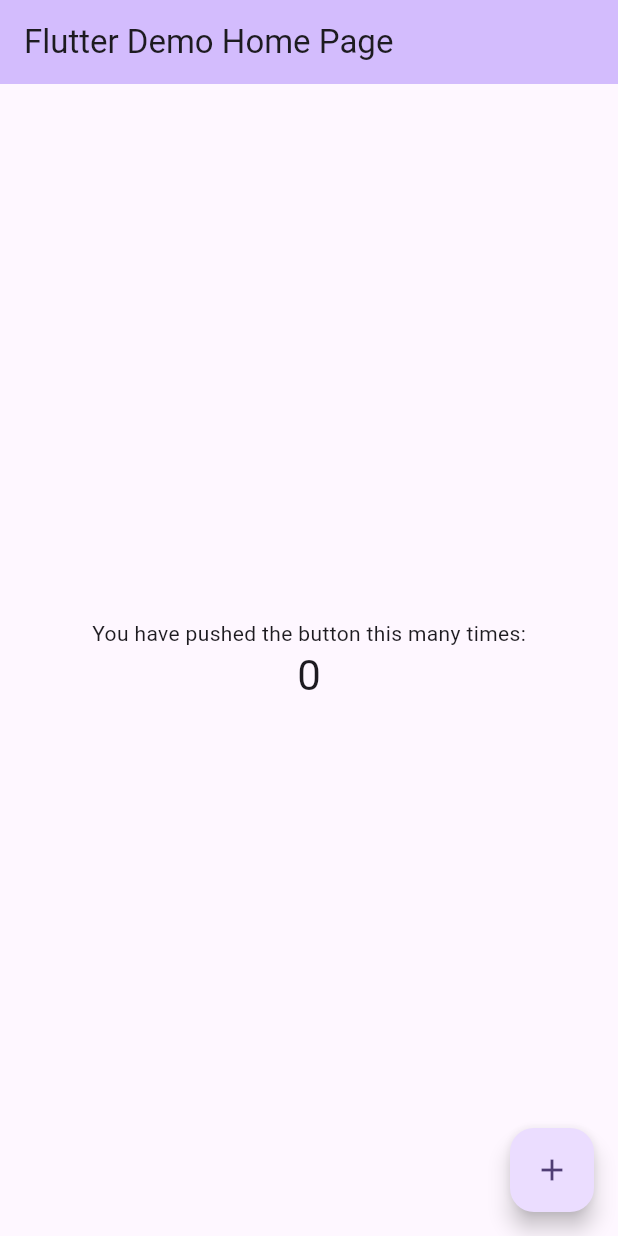
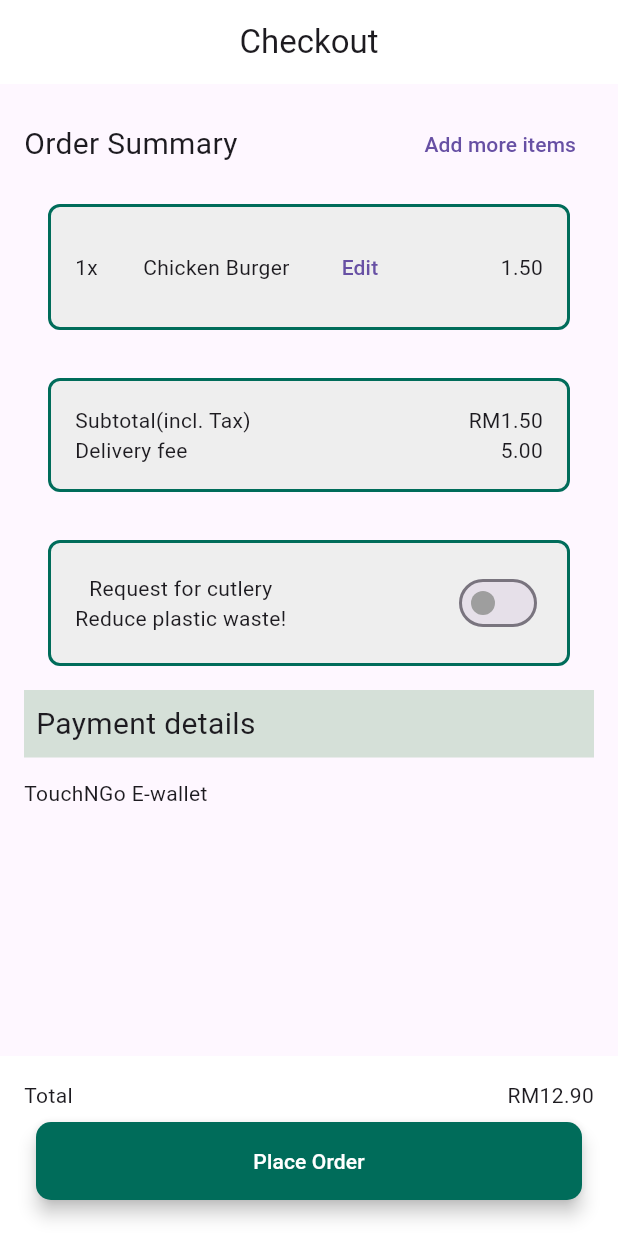
Before and after one commit to MarcusMQF/Food-System-App, a Flutter app: the screen it shows after launch, on a phone screen of 412 x 824 dp. Run offline on Flutter 3.47's test engine with Material 3 defaults, Android fonts, the phone set to English and light mode, and no system bars; our stand-ins replace flutter_svg.

Commit message:
add checkout page with basic layout

```diff
--- a/lib/main.dart
+++ b/lib/main.dart
@@ -1,5 +1,5 @@
 import 'package:flutter/material.dart';
-
+import 'pages/checkout.dart';
 void main() {
   runApp(const MyApp());
 }
@@ -10,116 +10,9 @@ class MyApp extends StatelessWidget {
   // This widget is the root of your application.
   @override
   Widget build(BuildContext context) {
-    return MaterialApp(
-      title: 'Flutter Demo',
-      theme: ThemeData(
-        // This is the theme of your application.
-        //
-        // TRY THIS: Try running your application with "flutter run". You'll see
-        // the application has a purple toolbar. Then, without quitting the app,
-        // try changing the seedColor in the colorScheme below to Colors.green
-        // and then invoke "hot reload" (save your changes or press the "hot
-        // reload" button in a Flutter-supported IDE, or press "r" if you used
-        // the command line to start the app).
-        //
-        // Notice that the counter didn't reset back to zero; the application
-        // state is not lost during the reload. To reset the state, use hot
-        // restart instead.
-        //
-        // This works for code too, not just values: Most code changes can be
-        // tested with just a hot reload.
-        colorScheme: ColorScheme.fromSeed(seedColor: Colors.deepPurple),
-        useMaterial3: true,
-      ),
-      home: const MyHomePage(title: 'Flutter Demo Home Page'),
+    return const MaterialApp(
+      debugShowCheckedModeBanner: false,
+      home: CheckoutPage()
     );
   }
 }
-
-class MyHomePage extends StatefulWidget {
-  const MyHomePage({super.key, required this.title});
-
-  // This widget is the home page of your application. It is stateful, meaning
-  // that it has a State object (defined below) that contains fields that affect
-  // how it looks.
-
-  // This class is the configuration for the state. It holds the values (in this
-  // case the title) provided by the parent (in this case the App widget) and
-  // used by the build method of the State. Fields in a Widget subclass are
-  // always marked "final".
-
-  final String title;
-
-  @override
-  State<MyHomePage> createState() => _MyHomePageState();
-}
-
-class _MyHomePageState extends State<MyHomePage> {
-  int _counter = 0;
-
-  void _incrementCounter() {
-    setState(() {
-      // This call to setState tells the Flutter framework that something has
-      // changed in this State, which causes it to rerun the build method below
-      // so that the display can reflect the updated values. If we changed
-      // _counter without calling setState(), then the build method would not be
-      // called again, and so nothing would appear to happen.
-      _counter++;
-    });
-  }
-
-  @override
-  Widget build(BuildContext context) {
-    // This method is rerun every time setState is called, for instance as done
-    // by the _incrementCounter method above.
-    //
-    // The Flutter framework has been optimized to make rerunning build methods
-    // fast, so that you can just rebuild anything that needs updating rather
-    // than having to individually change instances of widgets.
-    return Scaffold(
-      appBar: AppBar(
-        // TRY THIS: Try changing the color here to a specific color (to
-        // Colors.amber, perhaps?) and trigger a hot reload to see the AppBar
-        // change color while the other colors stay the same.
-        backgroundColor: Theme.of(context).colorScheme.inversePrimary,
-        // Here we take the value from the MyHomePage object that was created by
-        // the App.build method, and use it to set our appbar title.
-        title: Text(widget.title),
-      ),
-      body: Center(
-        // Center is a layout widget. It takes a single child and positions it
-        // in the middle of the parent.
-        child: Column(
-          // Column is also a layout widget. It takes a list of children and
-          // arranges them vertically. By default, it sizes itself to fit its
-          // children horizontally, and tries to be as tall as its parent.
-          //
-          // Column has various properties to control how it sizes itself and
-          // how it positions its children. Here we use mainAxisAlignment to
-          // center the children vertically; the main axis here is the vertical
-          // axis because Columns are vertical (the cross axis would be
-          // horizontal).
-          //
-          // TRY THIS: Invoke "debug painting" (choose the "Toggle Debug Paint"
-          // action in the IDE, or press "p" in the console), to see the
-          // wireframe for each widget.
-          mainAxisAlignment: MainAxisAlignment.center,
-          children: <Widget>[
-            const Text(
-              'You have pushed the button this many times:',
-            ),
-            Text(
-              '$_counter',
-              style: Theme.of(context).textTheme.headlineMedium,
-            ),
-          ],
-        ),
-      ),
-      floatingActionButton: FloatingActionButton(
-        onPressed: _incrementCounter,
-        tooltip: 'Increment',
-        child: const Icon(Icons.add),
-      ), // This trailing comma makes auto-formatting nicer for build methods.
-    );
-  }
-}
--- /dev/null
+++ b/lib/pages/checkout.dart
@@ -0,0 +1,253 @@
+import 'package:flutter/material.dart';
+import 'package:flutter_svg/flutter_svg.dart';
+
+SwitchWidget switchWidget() {
+  return const SwitchWidget();
+}
+
+class SwitchWidget extends StatefulWidget {
+  const SwitchWidget({Key? key}) : super(key: key);
+
+  @override
+  State<SwitchWidget> createState() => _SwitchWidgetState();
+}
+
+class _SwitchWidgetState extends State<SwitchWidget> {
+  bool isSwitched = false;
+
+  @override
+  Widget build(BuildContext context) {
+    return Center(
+      child: Switch(
+        value: isSwitched,
+        onChanged: (value) {
+          setState(() {
+            isSwitched = value;
+          });
+        },
+        activeColor: Color.fromARGB(255, 0, 108, 90), // Color when the switch is on
+        inactiveThumbColor: Colors.grey, // Thumb color when the switch is off
+      ),
+    );
+  }
+}
+
+class CheckoutPage extends StatelessWidget {
+  const CheckoutPage({super.key});
+
+  @override
+  Widget build(BuildContext context) {
+    return Scaffold(
+      appBar: appBar(),
+      body:
+      Stack (
+        children: [
+          SingleChildScrollView (
+          padding: EdgeInsets.all(16.0), // Add padding around the container
+          child: Column(
+            children:  <Widget> [
+              // order summary title
+              Row(
+              mainAxisAlignment: MainAxisAlignment.spaceBetween, // Aligns children along the main axis (horizontal)
+              children: <Widget>[
+                const Text('Order Summary',
+                style: TextStyle(
+                  fontSize: 20,
+                ),),
+                TextButton(
+                  onPressed: () {
+
+                  },
+                  child: const Text('Add more items')
+                  ),
+                ],
+              ),
+              // order summary content
+              //order
+              Container(
+                padding: EdgeInsets.all(16.0), // Add padding around the container
+                margin: EdgeInsets.all(16.0),  // Add margin around the container
+                decoration: BoxDecoration(
+                  color: Colors.grey[200],     // Add a background color
+                  borderRadius: BorderRadius.circular(8.0), // Add rounded corners
+                  border: Border.all(color: Color.fromARGB(255, 0, 108, 90), width: 2.0), // Add a border
+                ),
+                child: Row(
+                  mainAxisAlignment: MainAxisAlignment.spaceBetween,
+                  children: [
+                    Row(
+                      children: [
+                        const Text('1x'),
+                        const SizedBox(width: 30.0),
+                        const Text('Chicken Burger'),
+                        SizedBox(width: 15.0),
+                        TextButton(onPressed: () {
+
+                            },
+                            child: const Text('Edit')
+                        ),
+                      ]
+                    ),
+                    const SizedBox(width: 8.0),
+                    const Text('1.50'),
+                  ],
+                ),
+              ),
+              // payment details
+              Container(
+                padding: EdgeInsets.all(16.0), // Add padding around the container
+                margin: EdgeInsets.all(16.0),  // Add margin around the container
+                decoration: BoxDecoration(
+                  color: Colors.grey[200],     // Add a background color
+                  borderRadius: BorderRadius.circular(8.0), // Add rounded corners
+                  border: Border.all(color: Color.fromARGB(255, 0, 108, 90), width: 2.0), // Add a border
+                ),
+                child: const Column(
+                  children: [
+                    // Delivery fee
+                    Row(
+                      mainAxisAlignment: MainAxisAlignment.spaceBetween,
+                      children: [
+                        Text('Subtotal(incl. Tax)'),
+                        Text('RM1.50'),
+                      ],
+
+                    ),
+                    //subtotal
+                    Row(
+                      mainAxisAlignment: MainAxisAlignment.spaceBetween,
+                      children: [
+                        Text('Delivery fee'),
+                        Text('5.00'),
+                      ],
+                    ),
+                  ],
+                ),
+              ),
+              //Option for cutlery
+              Container(
+                padding: EdgeInsets.all(16.0), // Add padding around the container
+                margin: EdgeInsets.all(16.0),  // Add margin around the container
+                decoration: BoxDecoration(
+                  color: Colors.grey[200],     // Add a background color
+                  borderRadius: BorderRadius.circular(8.0), // Add rounded corners
+                  border: Border.all(color: Color.fromARGB(255, 0, 108, 90), width: 2.0), // Add a border
+                ),
+                child: const Row(
+                  mainAxisAlignment: MainAxisAlignment.spaceBetween,
+                  children: [
+                    Column(
+                      children: [
+                        Text('Request for cutlery'),
+                        Text('Reduce plastic waste!'),
+                      ],
+                    ),
+                    SwitchWidget(),
+                  ],
+                ),
+              ),
+              Column(
+                children: [
+                  Container(
+                    width: double.infinity,
+                    color: const Color.fromARGB(255, 213, 224, 216),
+                    padding: EdgeInsets.all(8.0),
+                    child: const Text(
+                      'Payment details',
+                      style: TextStyle(
+                        fontSize: 20,
+                      ),),
+                  ),
+                  Row(
+                    mainAxisAlignment: MainAxisAlignment.spaceBetween,
+                    children: [
+                      Text('TouchNGo E-wallet'),
+                      TextButton(
+                        onPressed: () {
+
+                          },
+                        child: SvgPicture.asset(
+                          'assets/icons/left-arrow.svg',
+                          height: 20,
+                          width: 20
+                      ),)
+                    ],
+                  )
+                ],
+              ),
+            ],
+          ),
+        ),
+          Align(
+            alignment: Alignment.bottomCenter,
+            child: Container(
+              width: double.infinity,
+              padding: const EdgeInsets.all(16.0),
+              color: Colors.white,
+              child: Column(
+                mainAxisSize: MainAxisSize.min,
+                children: [
+                  const Row(
+                    mainAxisAlignment: MainAxisAlignment.spaceBetween,
+                    children: [
+                      Text('Total'),
+                      Text('RM12.90')
+                    ],
+                  ),
+                  Container (
+                    width: double.infinity,
+                    margin: const EdgeInsets.all(8.0),
+                    child: ElevatedButton(
+                      onPressed: () {
+                      },
+                      style: ElevatedButton.styleFrom(
+                      backgroundColor: const Color.fromARGB(255, 0, 108, 90),
+                      elevation: 5, // Shadow elevation
+                      shape: RoundedRectangleBorder(
+                        borderRadius: BorderRadius.circular(10), // Rounded corners
+                      ),
+                      padding: EdgeInsets.symmetric(horizontal: 32, vertical: 16), // Padding
+                    ),
+                      child: const Text('Place Order',
+                      style: TextStyle(
+                        color: Colors.white,
+                      ),),
+                    ),
+                  ),
+                ],
+              )
+            ),
+          ),
+        ],
+      ),
+    );
+  }
+}
+
+AppBar appBar(){
+  return AppBar(
+    title: const Text('Checkout'),
+    centerTitle: true,
+    backgroundColor: Colors.white,
+    elevation: 0.0,
+    leading:
+      OutlinedButton(
+        onPressed: () {
+          // Action to perform when the leading widget is pressed
+          print('Leading widget pressed');
+        },
+        style: OutlinedButton.styleFrom(
+          side: BorderSide(color: Colors.white, width: 2), // Border color and width
+          shape: RoundedRectangleBorder(
+            borderRadius: BorderRadius.circular(10), // Rounded corners
+          ),
+          padding: EdgeInsets.symmetric(horizontal: 16, vertical: 8), // Padding
+        ),
+        child: SvgPicture.asset(
+          'assets/icons/left-arrow.svg',
+          height: 20,
+          width: 20,
+        ),
+      ),
+    );
+}
--- a/pubspec.yaml
+++ b/pubspec.yaml
@@ -35,6 +35,7 @@ dependencies:
   # The following adds the Cupertino Icons font to your application.
   # Use with the CupertinoIcons class for iOS style icons.
   cupertino_icons: ^1.0.8
+  flutter_svg: ^2.0.16
 
 dev_dependencies:
   flutter_test:
@@ -59,8 +60,8 @@ flutter:
   uses-material-design: true
 
   # To add assets to your application, add an assets section, like this:
-  # assets:
-  #   - images/a_dot_burr.jpeg
+  assets:
+    - assets/icons/left-arrow.svg
   #   - images/a_dot_ham.jpeg
 
   # An image asset can refer to one or more resolution-specific "variants", see
```
Also changed, not shown: assets/icons/left-arrow.svg (added), pubspec.lock, 3 other files.
